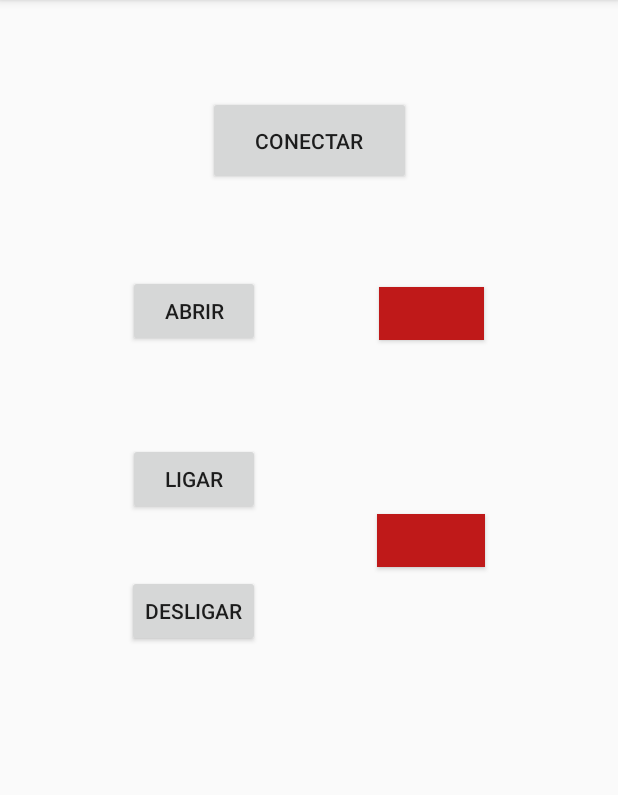
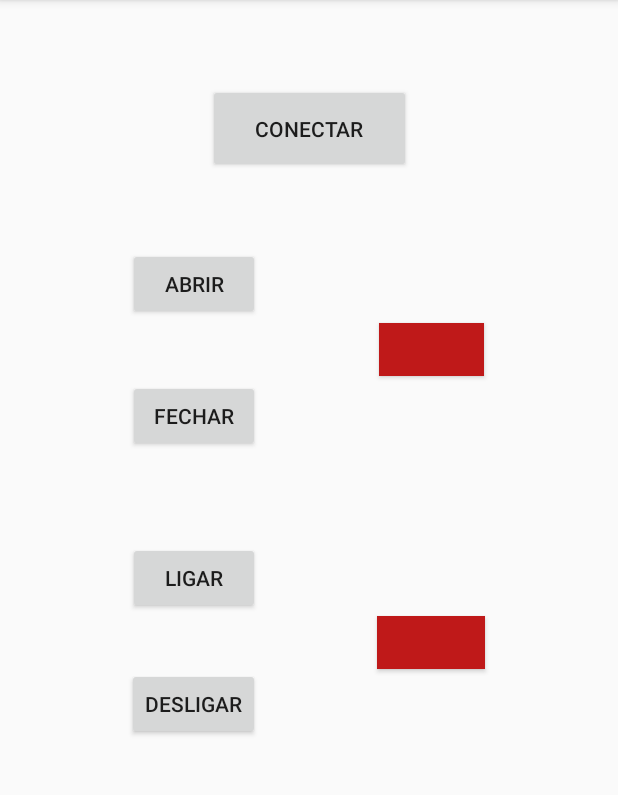
Before and after one commit to LucasBSC/CarApp, an Android app: the screen it shows after launch (MainActivity), on a phone screen of 412 x 824 dp, the part 84-879 px from its top. Run offline under Robolectric (Android 15) with nearby library versions, the phone set to English and light mode, and no system bars.

Commit message:
Open-Close door adjusted to reality

```diff
--- a/app/src/main/java/com/example/lucas/appdotcc/MainActivity.java
+++ b/app/src/main/java/com/example/lucas/appdotcc/MainActivity.java
@@ -61,7 +61,7 @@ public class MainActivity extends AppCompatActivity {
 
 
     // Botões
-    Button btnConectar, btnAbrir, btnLigar, btnPorta, btnIgnicao, btnDesligar;
+    Button btnConectar, btnAbrir, btnFechar, btnLigar, btnPorta, btnIgnicao, btnDesligar;
 
 
     @Override
@@ -72,6 +72,7 @@ public class MainActivity extends AppCompatActivity {
         // Link dos botões da interface com a lógica de programação.
         btnConectar = (Button)findViewById(R.id.btnConectar);
         btnAbrir = (Button)findViewById(R.id.btnAbrir);
+        btnFechar = (Button)findViewById(R.id.btnFechar);
         btnLigar = (Button)findViewById(R.id.btnLigar);
         btnPorta = (Button)findViewById(R.id.btnPorta);
         btnIgnicao = (Button)findViewById(R.id.btnIgnicao);
@@ -115,14 +116,29 @@ public class MainActivity extends AppCompatActivity {
         });
 
         // Cria um Listener de click para o Botão ABRIR.
+        btnFechar.setOnClickListener(new View.OnClickListener() {
+            @Override
+            public void onClick(View view) {
+
+                // Caso tenha conexão, envia string.
+                if (conexao) {
+                    connectedThread.enviar("pulsoFechar");
+                // Caso não tenha conexão, printa erro.
+                } else {
+                    Toast.makeText(getApplicationContext(), "Bluetooth está desconectado", Toast.LENGTH_LONG).show();
+                }
+
+            }
+        });
+
         btnAbrir.setOnClickListener(new View.OnClickListener() {
             @Override
             public void onClick(View view) {
 
                 // Caso tenha conexão, envia string.
                 if (conexao) {
-                    connectedThread.enviar("pulsoPorta");
-                // Caso não tenha conexão, printa erro.
+                    connectedThread.enviar("pulsoAbrir");
+                    // Caso não tenha conexão, printa erro.
                 } else {
                     Toast.makeText(getApplicationContext(), "Bluetooth está desconectado", Toast.LENGTH_LONG).show();
                 }
@@ -188,13 +204,11 @@ public class MainActivity extends AppCompatActivity {
 
                             // Se recebe 'portaAberta', botão fica verde.
                             if (dadosFinais.contains("portaAberta")) {
-                                btnAbrir.setText("FECHAR");
                                 btnPorta.setBackgroundColor(Color.rgb(65, 134, 12));
                             }
 
                             // Se recebe 'portaFechada', botão fica vermelho.
                             if (dadosFinais.contains("portaFechada")) {
-                                btnAbrir.setText("ABRIR");
                                 btnPorta.setBackgroundColor(Color.rgb(191, 25, 25));
                             }
 
--- a/app/src/main/res/layout/activity_main.xml
+++ b/app/src/main/res/layout/activity_main.xml
@@ -21,7 +21,7 @@
         android:layout_height="59dp"
         android:layout_marginEnd="8dp"
         android:layout_marginStart="8dp"
-        android:layout_marginTop="64dp"
+        android:layout_marginTop="56dp"
         android:text="CONECTAR"
         app:layout_constraintEnd_toEndOf="parent"
         app:layout_constraintStart_toStartOf="parent"
@@ -33,7 +33,7 @@
         android:layout_height="wrap_content"
         android:layout_marginEnd="8dp"
         android:layout_marginStart="8dp"
-        android:layout_marginTop="60dp"
+        android:layout_marginTop="50dp"
         android:text="ABRIR"
         app:layout_constraintEnd_toEndOf="parent"
         app:layout_constraintHorizontal_bias="0.25"
@@ -46,12 +46,12 @@
         android:layout_height="wrap_content"
         android:layout_marginEnd="8dp"
         android:layout_marginStart="8dp"
-        android:layout_marginTop="64dp"
+        android:layout_marginTop="60dp"
         android:text="LIGAR"
         app:layout_constraintEnd_toEndOf="parent"
         app:layout_constraintHorizontal_bias="0.25"
         app:layout_constraintStart_toStartOf="parent"
-        app:layout_constraintTop_toBottomOf="@+id/btnAbrir" />
+        app:layout_constraintTop_toBottomOf="@+id/btnFechar" />
 
     <Button
         android:id="@+id/btnPorta"
@@ -59,7 +59,7 @@
         android:layout_height="35dp"
         android:layout_marginEnd="8dp"
         android:layout_marginStart="8dp"
-        android:layout_marginTop="68dp"
+        android:layout_marginTop="100dp"
         android:background="@color/colorAccent"
         android:text=""
         app:layout_constraintEnd_toEndOf="parent"
@@ -73,7 +73,7 @@
         android:layout_height="48dp"
         android:layout_marginEnd="8dp"
         android:layout_marginStart="8dp"
-        android:layout_marginTop="40dp"
+        android:layout_marginTop="36dp"
         android:text="DESLIGAR"
         app:layout_constraintEnd_toEndOf="parent"
         app:layout_constraintHorizontal_bias="0.25"
@@ -86,11 +86,24 @@
         android:layout_height="35dp"
         android:layout_marginEnd="8dp"
         android:layout_marginStart="8dp"
-        android:layout_marginTop="116dp"
+        android:layout_marginTop="160dp"
         android:background="@color/colorAccent"
         app:layout_constraintEnd_toEndOf="parent"
         app:layout_constraintHorizontal_bias="0.75"
         app:layout_constraintStart_toStartOf="parent"
         app:layout_constraintTop_toBottomOf="@+id/btnPorta" />
 
+    <Button
+        android:id="@+id/btnFechar"
+        android:layout_width="wrap_content"
+        android:layout_height="wrap_content"
+        android:layout_marginEnd="8dp"
+        android:layout_marginStart="8dp"
+        android:layout_marginTop="40dp"
+        android:text="Fechar"
+        app:layout_constraintEnd_toEndOf="parent"
+        app:layout_constraintHorizontal_bias="0.25"
+        app:layout_constraintStart_toStartOf="parent"
+        app:layout_constraintTop_toBottomOf="@+id/btnAbrir" />
+
 </android.support.constraint.ConstraintLayout>
```
Also changed, not shown: 1 other file.
